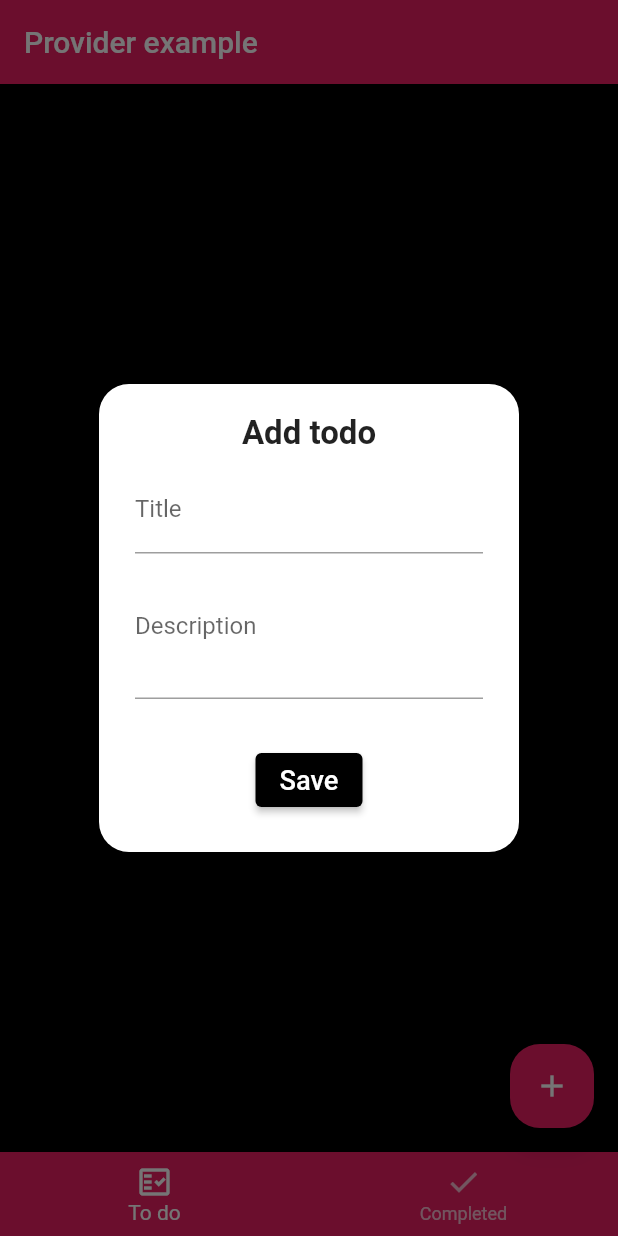
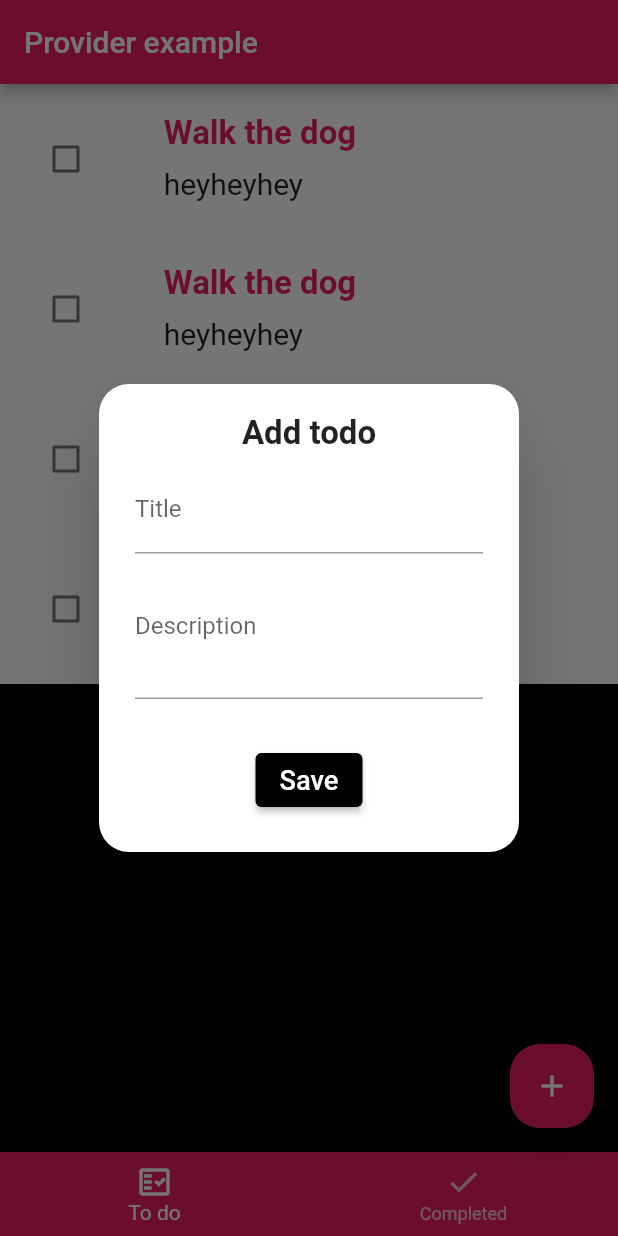
Before and after one commit to Pedanfer/provider_example, a Flutter app: the screen it shows after launch, after a tap on the "add" icon, on a phone screen of 412 x 824 dp. Run offline on Flutter 3.47's test engine with Material 2 defaults, Android fonts, the phone set to English and light mode, and no system bars; drawn by our look-alikes of flutter_slidable.

Commit message:
Tutorial avanzado hasta casi la mitad

```diff
--- a/lib/main.dart
+++ b/lib/main.dart
@@ -1,5 +1,7 @@
 import 'package:flutter/material.dart';
-import 'package:johanes_provider/views/home_page.dart';
+import '../provider/todos.dart';
+import '../views/home_page.dart';
+import 'package:provider/provider.dart';
 
 void main() => runApp(const MyApp());
 
@@ -9,12 +11,15 @@ class MyApp extends StatelessWidget {
 
   @override
   Widget build(BuildContext context) {
-    return MaterialApp(
-      title: title,
-      theme: ThemeData(
-          primarySwatch: Colors.pink,
-          scaffoldBackgroundColor: const Color.fromARGB(255, 241, 240, 158)),
-      home: HomePage(),
+    return ChangeNotifierProvider(
+      create: (context) => TodosProvider(),
+      child: MaterialApp(
+        title: title,
+        theme: ThemeData(
+            primarySwatch: Colors.pink,
+            scaffoldBackgroundColor: const Color.fromARGB(255, 241, 240, 158)),
+        home: HomePage(),
+      ),
     );
   }
 }
--- /dev/null
+++ b/lib/models/todo.dart
@@ -0,0 +1,14 @@
+class TodoField {
+  static const createdTime = 'createdTime';
+}
+
+class Todo {
+  static int idNum = 0;
+  int id = idNum++;
+  DateTime createdTime = DateTime.now();
+  final String title;
+  final String description;
+  bool isDone;
+
+  Todo({required this.title, this.description = '', this.isDone = false});
+}
--- /dev/null
+++ b/lib/provider/todos.dart
@@ -0,0 +1,13 @@
+import 'package:flutter/cupertino.dart';
+import '../models/todo.dart';
+
+class TodosProvider extends ChangeNotifier {
+  List<Todo> _todos = [
+    Todo(title: 'Walk the dog', description: 'heyheyhey'),
+    Todo(title: 'Walk the dog', description: 'heyheyhey'),
+    Todo(title: 'Walk the dog', description: 'heyheyhey'),
+    Todo(title: 'Walk the dog', description: 'heyheyhey')
+  ];
+
+  List<Todo> get todos => _todos.where((todo) => !todo.isDone).toList();
+}
--- /dev/null
+++ b/lib/utils/constants.dart
@@ -0,0 +1,4 @@
+import 'package:flutter/material.dart';
+
+Size screenSize =
+    MediaQueryData.fromWindow(WidgetsBinding.instance.window).size;
--- a/lib/views/home_page.dart
+++ b/lib/views/home_page.dart
@@ -1,6 +1,8 @@
 import 'package:flutter/material.dart';
-import 'package:johanes_provider/widgets/ask_todo_dialog.dart';
-import 'package:johanes_provider/main.dart';
+import '../widgets/ask_todo_dialog.dart';
+import '../main.dart';
+
+import '../widgets/todo_list.dart';
 
 class HomePage extends StatefulWidget {
   HomePage({Key? key}) : super(key: key);
@@ -14,7 +16,7 @@ class _HomePageState extends State<HomePage> {
 
   @override
   Widget build(BuildContext context) {
-    final tabs = [Container(), Container()];
+    final tabs = [TodoListWidget(), Container()];
     return Scaffold(
       appBar: AppBar(
         title: Text(MyApp.title),
@@ -39,9 +41,7 @@ class _HomePageState extends State<HomePage> {
         shape: RoundedRectangleBorder(borderRadius: BorderRadius.circular(20)),
         child: const Icon(Icons.add),
         onPressed: () => showDialog(
-            context: context,
-            barrierDismissible: false,
-            builder: ((context) => AskTodoDialog())),
+            context: context, builder: ((context) => AskTodoDialog())),
       ),
     );
   }
--- a/lib/widgets/ask_todo_dialog.dart
+++ b/lib/widgets/ask_todo_dialog.dart
@@ -1,5 +1,5 @@
 import 'package:flutter/material.dart';
-import 'package:johanes_provider/widgets/todo_form.dart';
+import '../widgets/todo_form.dart';
 
 class AskTodoDialog extends StatefulWidget {
   AskTodoDialog({Key? key}) : super(key: key);
--- /dev/null
+++ b/lib/widgets/todo.dart
@@ -0,0 +1,76 @@
+import 'package:flutter/material.dart';
+import 'package:flutter_slidable/flutter_slidable.dart';
+import '../utils/constants.dart' as constants;
+
+import '../models/todo.dart';
+
+class TodoWidget extends StatefulWidget {
+  final Todo todo;
+
+  const TodoWidget({Key? key, required this.todo}) : super(key: key);
+
+  @override
+  State<TodoWidget> createState() => _TodoWidgetState();
+}
+
+class _TodoWidgetState extends State<TodoWidget> {
+  @override
+  Widget build(BuildContext context) => Slidable(
+      actionPane: SlidableDrawerActionPane(),
+      key: Key(widget.todo.id.toString()),
+      actions: [
+        IconSlideAction(
+            color: Colors.green,
+            caption: 'Edit',
+            onTap: () {},
+            icon: Icons.edit)
+      ],
+      secondaryActions: [
+        IconSlideAction(
+            color: Colors.red,
+            caption: 'Delete',
+            onTap: () {},
+            icon: Icons.delete)
+      ],
+      child: buildTodo());
+
+  Widget buildTodo() {
+    return Container(
+      color: Colors.white,
+      padding: EdgeInsets.all(20),
+      child: Row(
+        children: [
+          Checkbox(
+            activeColor: Theme.of(context).primaryColor,
+            checkColor: Colors.white,
+            value: widget.todo.isDone,
+            onChanged: (value) {
+              widget.todo.isDone = value!;
+            },
+          ),
+          SizedBox(width: constants.screenSize.width * 0.1),
+          Expanded(
+            child: Column(
+              crossAxisAlignment: CrossAxisAlignment.start,
+              children: [
+                Text(
+                  widget.todo.title,
+                  style: TextStyle(
+                      fontWeight: FontWeight.bold,
+                      color: Theme.of(context).primaryColor,
+                      fontSize: 22),
+                ),
+                if (widget.todo.description.isNotEmpty)
+                  Container(
+                    margin: EdgeInsets.only(top: 4),
+                    child: Text(widget.todo.description,
+                        style: TextStyle(fontSize: 20, height: 1.5)),
+                  )
+              ],
+            ),
+          )
+        ],
+      ),
+    );
+  }
+}
--- a/lib/widgets/todo_form.dart
+++ b/lib/widgets/todo_form.dart
@@ -64,14 +64,14 @@ class _TodoFormState extends State<TodoForm> {
       );
 
   Widget buildSaveButton() => Padding(
-        padding: EdgeInsets.only(top: 30),
+        padding: const EdgeInsets.only(top: 30),
         child: Wrap(
           children: [
             ElevatedButton(
               style: ButtonStyle(
                   backgroundColor: MaterialStateProperty.all(Colors.black)),
               onPressed: widget.onSavedTodo,
-              child: Text('Save', textScaleFactor: 1.3),
+              child: const Text('Save', textScaleFactor: 1.3),
             ),
           ],
         ),
--- /dev/null
+++ b/lib/widgets/todo_list.dart
@@ -0,0 +1,21 @@
+import 'package:flutter/material.dart';
+import 'package:johanes_provider/provider/todos.dart';
+import 'package:provider/provider.dart';
+import '../models/todo.dart';
+import 'todo.dart';
+
+class TodoListWidget extends StatelessWidget {
+  @override
+  Widget build(BuildContext context) {
+    final provider = Provider.of<TodosProvider>(context);
+    final todos = provider.todos;
+
+    return ListView.builder(
+      itemCount: todos.length,
+      itemBuilder: (context, index) {
+        final todo = todos[index];
+        return TodoWidget(todo: todo);
+      },
+    );
+  }
+}
--- a/pubspec.yaml
+++ b/pubspec.yaml
@@ -9,6 +9,7 @@ environment:
 dependencies:
   flutter:
     sdk: flutter
+  flutter_slidable: ^0.5.7
   provider: ^6.0.3
 
 dev_dependencies:
```
Also changed, not shown: pubspec.lock, 1 other file.
